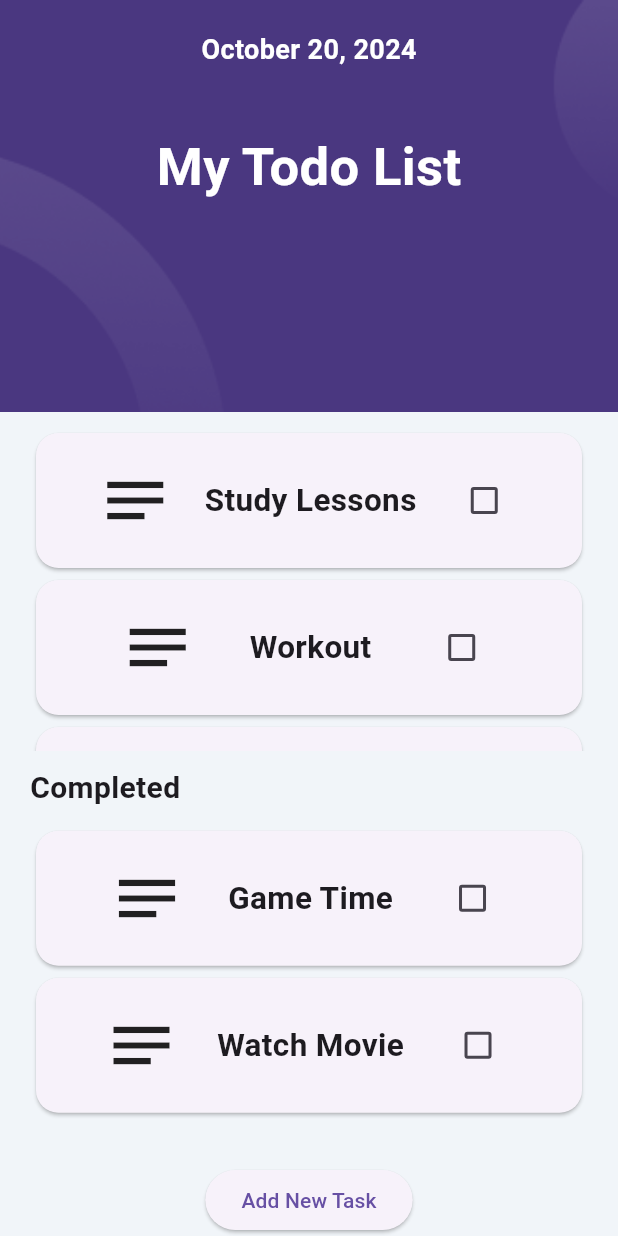
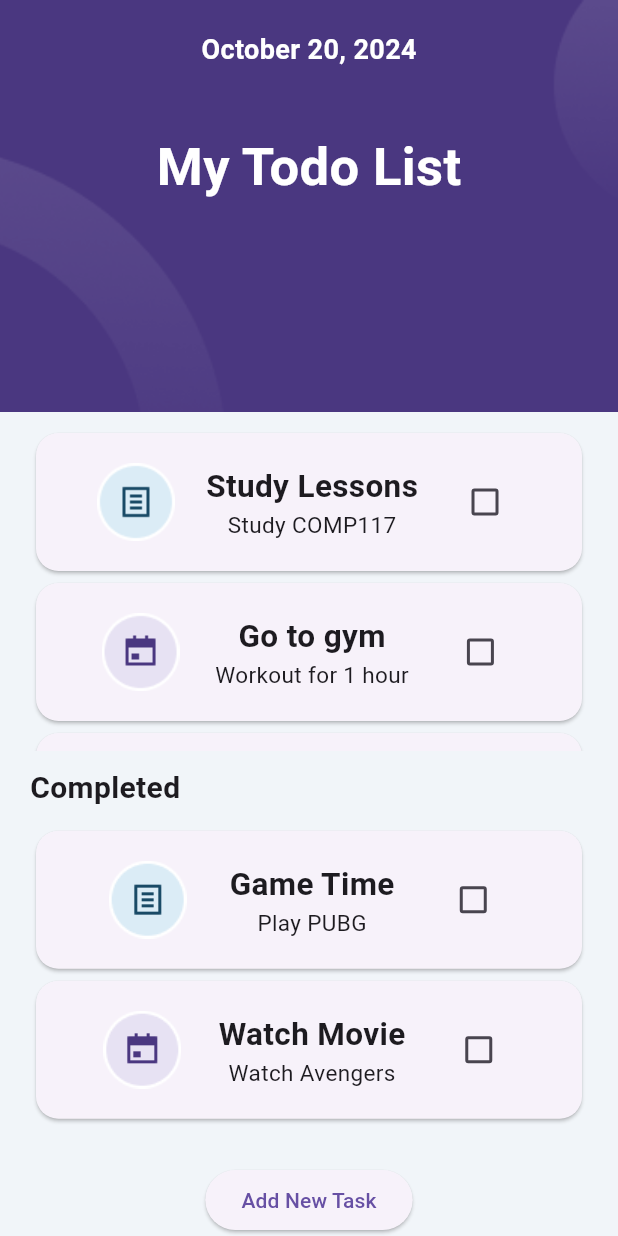
Before and after one commit to samiigll/flutter-todoapp, a Flutter app: the screen it shows after launch, on a phone screen of 412 x 824 dp. Run offline on Flutter 3.47's test engine with Material 3 defaults, Android fonts, the phone set to English and light mode, and no system bars; our stand-ins replace hexcolor.

Commit message:
feat: Refactor HomeScreen to use Task model and TaskType enum

```diff
--- /dev/null
+++ b/todo_app/lib/constants/tasktype.dart
@@ -0,0 +1,5 @@
+enum Tasktype {
+  note,
+  calendar,
+  contest,
+}
--- /dev/null
+++ b/todo_app/lib/model/task.dart
@@ -0,0 +1,13 @@
+import 'package:todo_app/constants/tasktype.dart';
+
+class Task {
+  Task(
+      {required this.type,
+      required this.title,
+      required this.description,
+      required this.isCompleted});
+  final Tasktype type;
+  final String title;
+  final String description;
+  final bool isCompleted;
+}
--- a/todo_app/lib/screens/home.dart
+++ b/todo_app/lib/screens/home.dart
@@ -3,6 +3,8 @@ import 'package:hexcolor/hexcolor.dart';
 import 'package:todo_app/constants/color.dart';
 import 'package:todo_app/screens/add_new_task.dart';
 import 'package:todo_app/todoitem.dart';
+import 'package:todo_app/model/task.dart';
+import 'package:todo_app/constants/tasktype.dart';
 
 class HomeScreen extends StatefulWidget {
   const HomeScreen({super.key});
@@ -12,8 +14,39 @@ class HomeScreen extends StatefulWidget {
 }
 
 class _HomeScreenState extends State<HomeScreen> {
-  List<String> todo = ["Study Lessons", "Workout", "Cook Dinner"];
-  List<String> completed = ["Game Time", "Watch Movie"];
+  // List<String> todo = ["Study Lessons", "Workout", "Cook Dinner"];
+  // List<String> completed = ["Game Time", "Watch Movie"];
+
+  List<Task> todo = [
+    Task(
+        type: Tasktype.note,
+        title: "Study Lessons",
+        description: "Study COMP117",
+        isCompleted: false),
+    Task(
+        type: Tasktype.calendar,
+        title: "Go to gym",
+        description: "Workout for 1 hour",
+        isCompleted: false),
+    Task(
+        type: Tasktype.contest,
+        title: "Cook Dinner",
+        description: "Cook dinner for family",
+        isCompleted: false),
+  ];
+
+  List<Task> completed = [
+    Task(
+        type: Tasktype.note,
+        title: "Game Time",
+        description: "Play PUBG",
+        isCompleted: true),
+    Task(
+        type: Tasktype.calendar,
+        title: "Watch Movie",
+        description: "Watch Avengers",
+        isCompleted: true),
+  ];
   @override
   Widget build(BuildContext context) {
     double deviceHeight = MediaQuery.of(context).size.height;
@@ -69,7 +102,7 @@ class _HomeScreenState extends State<HomeScreen> {
                       shrinkWrap: true,
                       itemCount: todo.length,
                       itemBuilder: (context, index) {
-                        return TodoItem(title: todo[index]);
+                        return TodoItem(task: todo[index]);
                       },
                     ),
                   ),
@@ -96,7 +129,7 @@ class _HomeScreenState extends State<HomeScreen> {
                       shrinkWrap: true,
                       itemCount: completed.length,
                       itemBuilder: (context, index) {
-                        return TodoItem(title: completed[index]);
+                        return TodoItem(task: completed[index]);
                       },
                     ),
                   ),
--- a/todo_app/lib/todoitem.dart
+++ b/todo_app/lib/todoitem.dart
@@ -1,8 +1,10 @@
 import 'package:flutter/material.dart';
+import 'package:todo_app/model/task.dart';
+import 'package:todo_app/constants/tasktype.dart';
 
 class TodoItem extends StatefulWidget {
-  const TodoItem({super.key, required this.title});
-  final String title;
+  const TodoItem({super.key, required this.task});
+  final Task task;
 
   @override
   State<TodoItem> createState() => _TodoItemState();
@@ -22,16 +24,25 @@ class _TodoItemState extends State<TodoItem> {
         child: Row(
           mainAxisAlignment: MainAxisAlignment.spaceEvenly,
           children: [
-            const Icon(
-              Icons.notes_outlined,
-              size: 50,
-            ),
-            Text(
-              widget.title,
-              style: const TextStyle(
-                fontWeight: FontWeight.bold,
-                fontSize: 21,
-              ),
+            widget.task.type == Tasktype.note
+                ? Image.asset("lib/assets/images/category_1.png")
+                : Image.asset("lib/assets/images/category_2.png"),
+            Column(
+              children: [
+                Text(
+                  widget.task.title,
+                  style: const TextStyle(
+                    fontWeight: FontWeight.bold,
+                    fontSize: 21,
+                  ),
+                ),
+                Text(
+                  widget.task.description,
+                  style: const TextStyle(
+                    fontSize: 15,
+                  ),
+                ),
+              ],
             ),
             Checkbox(
                 value: isChecked,
```
